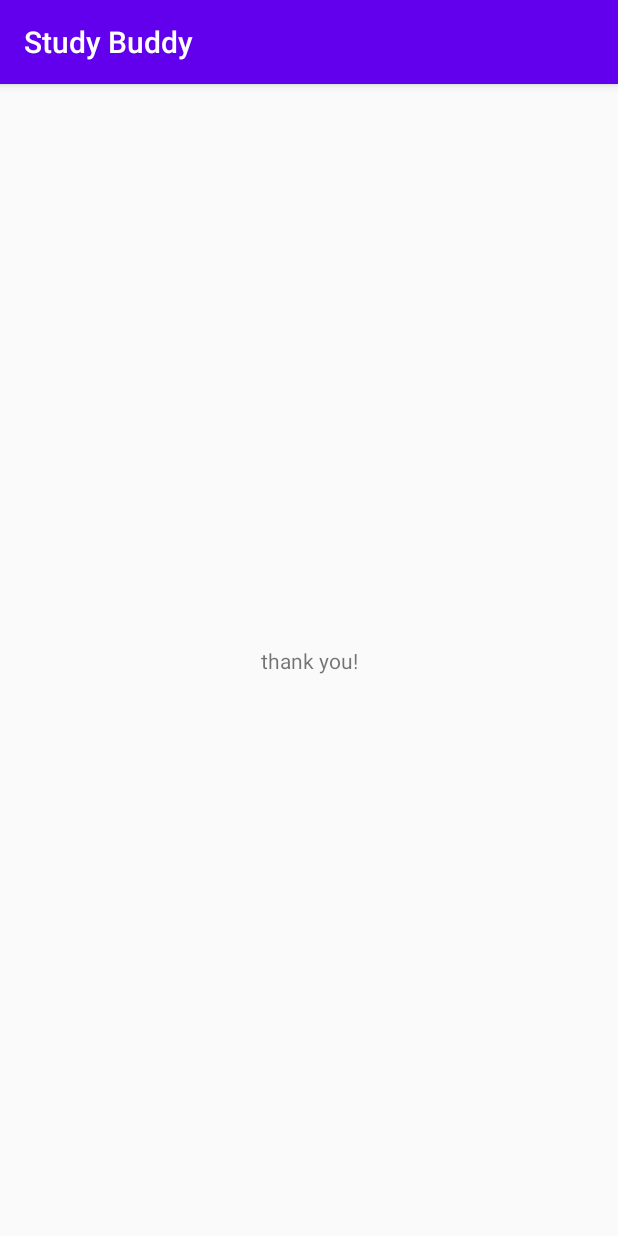
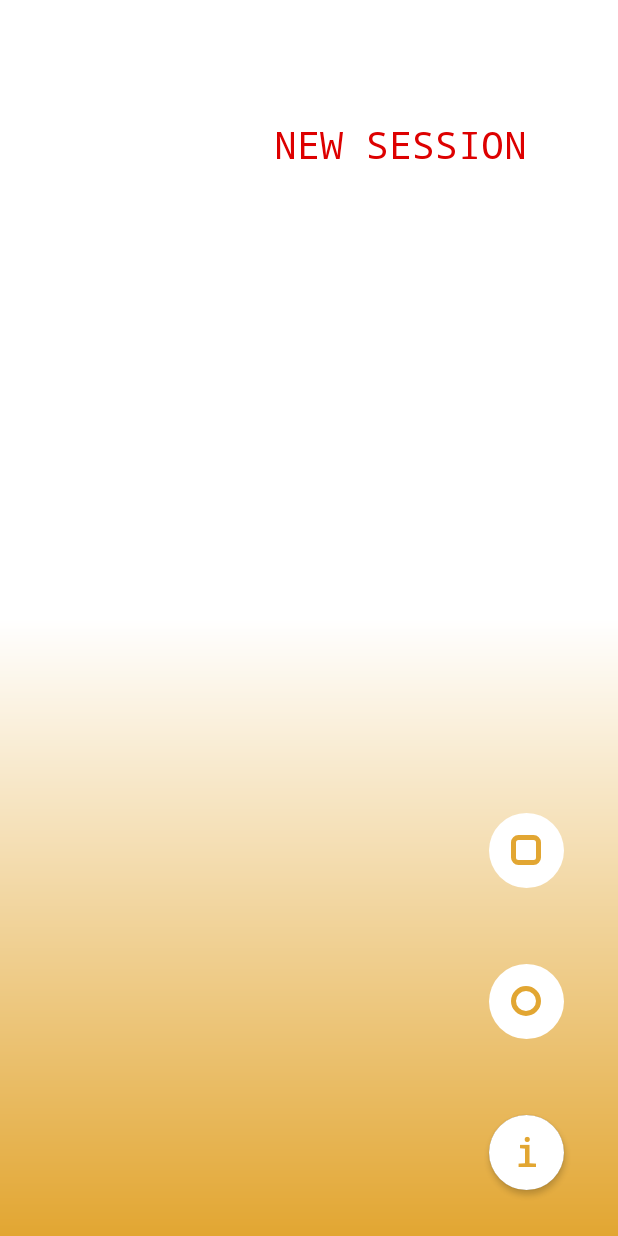
Before and after one commit to haciim/study_buddy_2020, an Android app: the screen it shows after launch (MainActivity), on a phone screen of 412 x 824 dp. Run offline under Robolectric (Android 15) with nearby library versions, the phone set to English and light mode, and no system bars.

Commit message:
added an incomplete main screen test UI, w/out interactions

```diff
--- a/app/build.gradle
+++ b/app/build.gradle
@@ -31,4 +31,5 @@ dependencies {
     androidTestImplementation 'androidx.test.ext:junit:1.1.1'
     androidTestImplementation 'androidx.test.espresso:espresso-core:3.2.0'
     implementation 'androidx.constraintlayout:constraintlayout:1.1.3'
+    implementation 'androidx.cardview:cardview:1.0.0'
 }
--- a/app/src/main/AndroidManifest.xml
+++ b/app/src/main/AndroidManifest.xml
@@ -9,7 +9,7 @@
         android:supportsRtl="true"
         android:theme="@style/AppTheme">
         <activity
-            android:name=".MainActivity"
+            android:name="studyBuddy.MainActivity"
             android:label="@string/app_name"
             android:theme="@style/AppTheme">
             <intent-filter>
--- a/app/src/main/java/com/example/studdybuddy/MainActivity.java
+++ b/app/src/main/java/studyBuddy/MainActivity.java
@@ -1,16 +1,16 @@
-package com.example.studdybuddy;
+package studyBuddy;
 
 import android.os.Bundle;
 
 import androidx.appcompat.app.AppCompatActivity;
+
+import com.example.studdybuddy.R;
 
 public class MainActivity extends AppCompatActivity {
 
     @Override
     protected void onCreate(Bundle savedInstanceState) {
         super.onCreate(savedInstanceState);
-        // test
-        setContentView(R.layout.activity_main);
-        System.out.println("hello world");
+        setContentView(R.layout.test_layout);
     }
 }
--- /dev/null
+++ b/app/src/main/res/drawable/test_background.xml
@@ -0,0 +1,9 @@
+<?xml version="1.0" encoding="utf-8"?>
+<shape xmlns:android="http://schemas.android.com/apk/res/android"
+    android:shape="rectangle">
+    <gradient
+        android:startColor="@color/test_colorPrimary"
+        android:endColor="@color/white"
+        android:angle="90"
+        android:centerColor="@color/white"/>
+</shape>
--- /dev/null
+++ b/app/src/main/res/drawable/test_round_button.xml
@@ -0,0 +1,20 @@
+<?xml version="1.0" encoding="utf-8"?>
+<layer-list xmlns:android="http://schemas.android.com/apk/res/android">
+    <item>
+        <shape xmlns:android="http://schemas.android.com/apk/res/android"
+            android:shape="oval">
+            <size android:width="@dimen/test_button_outer_size" android:height="@dimen/test_button_outer_size"/>
+            <solid android:color="@color/white" />
+        </shape>
+    </item>
+    <item android:width="@dimen/test_button_inner_size"
+        android:height="@dimen/test_button_inner_size"
+        android:start="@dimen/test_button_inner_margin"
+        android:top="@dimen/test_button_inner_margin">
+        <shape xmlns:android="http://schemas.android.com/apk/res/android"
+            android:shape="oval">
+            <stroke android:color="@color/test_colorPrimary" android:width="3dp" />
+        </shape>
+    </item>
+
+</layer-list>
--- /dev/null
+++ b/app/src/main/res/drawable/test_square_button.xml
@@ -0,0 +1,21 @@
+<?xml version="1.0" encoding="utf-8"?>
+<layer-list xmlns:android="http://schemas.android.com/apk/res/android">
+    <item>
+        <shape xmlns:android="http://schemas.android.com/apk/res/android"
+            android:shape="oval">
+            <size android:width="@dimen/test_button_outer_size" android:height="@dimen/test_button_outer_size"/>
+            <solid android:color="@color/white" />
+        </shape>
+    </item>
+    <item android:width="@dimen/test_button_inner_size"
+        android:height="@dimen/test_button_inner_size"
+        android:start="@dimen/test_button_inner_margin"
+        android:top="@dimen/test_button_inner_margin">
+        <shape xmlns:android="http://schemas.android.com/apk/res/android"
+            android:shape="rectangle">
+            <stroke android:color="@color/test_colorPrimary" android:width="3dp" />
+            <corners android:radius="@dimen/test_button_inner_corner_radius"/>
+        </shape>
+    </item>
+
+</layer-list>
--- a/app/src/main/res/layout/activity_main.xml
+++ b/app/src/main/res/layout/activity_main.xml
@@ -4,7 +4,7 @@
     xmlns:tools="http://schemas.android.com/tools"
     android:layout_width="match_parent"
     android:layout_height="match_parent"
-    tools:context=".MainActivity">
+    tools:context="studyBuddy.MainActivity">
 
     <TextView
         android:layout_width="wrap_content"
--- /dev/null
+++ b/app/src/main/res/layout/test_layout.xml
@@ -0,0 +1,83 @@
+<?xml version="1.0" encoding="utf-8"?>
+<androidx.constraintlayout.widget.ConstraintLayout xmlns:android="http://schemas.android.com/apk/res/android"
+    xmlns:app="http://schemas.android.com/apk/res-auto"
+    android:id="@+id/base_layer"
+    android:layout_width="match_parent"
+    android:layout_height="match_parent"
+    android:orientation="vertical"
+    android:background="@drawable/test_background">
+
+    <TextView
+        android:id="@+id/newSession"
+        android:layout_width="wrap_content"
+        android:layout_height="wrap_content"
+        android:text="NEW SESSION"
+        android:fontFamily="monospace"
+        android:textColor="@color/red"
+        android:textSize="@dimen/test_new_session_text_size"
+        app:layout_constraintBottom_toBottomOf="parent"
+        app:layout_constraintEnd_toEndOf="parent"
+        app:layout_constraintStart_toStartOf="parent"
+        app:layout_constraintTop_toTopOf="parent"
+        app:layout_constraintHorizontal_bias=".75"
+        app:layout_constraintVertical_bias=".1"/>
+
+    <ImageView
+        android:id="@+id/squareButton"
+        android:layout_width="wrap_content"
+        android:layout_height="wrap_content"
+        android:elevation="@dimen/test_button_elevation"
+        android:src="@drawable/test_square_button"
+        app:layout_constraintBottom_toBottomOf="parent"
+        app:layout_constraintEnd_toEndOf="parent"
+        app:layout_constraintHorizontal_bias=".9"
+        app:layout_constraintStart_toStartOf="parent"
+        app:layout_constraintTop_toTopOf="parent"
+        app:layout_constraintVertical_bias=".7" />
+
+    <ImageView
+        android:id="@+id/circleButton"
+        android:layout_width="wrap_content"
+        android:layout_height="wrap_content"
+        android:elevation="@dimen/test_button_elevation"
+        android:src="@drawable/test_round_button"
+        app:layout_constraintBottom_toBottomOf="parent"
+        app:layout_constraintEnd_toEndOf="parent"
+        app:layout_constraintHorizontal_bias=".9"
+        app:layout_constraintStart_toStartOf="parent"
+        app:layout_constraintTop_toTopOf="parent"
+        app:layout_constraintVertical_bias=".83" />
+
+    <androidx.cardview.widget.CardView
+        android:id="@+id/infoButton"
+        android:layout_width="@dimen/test_button_outer_size"
+        android:layout_height="@dimen/test_button_outer_size"
+        android:background="@color/white"
+        android:elevation="@dimen/test_button_elevation"
+        app:cardCornerRadius="@dimen/test_button_outer_corner_radius"
+        app:layout_constraintBottom_toBottomOf="parent"
+        app:layout_constraintEnd_toEndOf="parent"
+        app:layout_constraintHorizontal_bias=".9"
+        app:layout_constraintStart_toStartOf="parent"
+        app:layout_constraintTop_toTopOf="parent"
+        app:layout_constraintVertical_bias=".96">
+
+        <ImageView
+            android:layout_width="match_parent"
+            android:layout_height="match_parent"
+            android:background="@color/white" />
+
+        <TextView
+            android:id="@+id/textView"
+            android:layout_width="wrap_content"
+            android:layout_height="wrap_content"
+            android:layout_gravity="center"
+            android:fontFamily="monospace"
+            android:text="i"
+            android:textColor="@color/test_colorPrimary"
+            android:textSize="@dimen/test_button_info_text_size"
+            android:textStyle="bold" />
+    </androidx.cardview.widget.CardView>
+
+
+</androidx.constraintlayout.widget.ConstraintLayout>
--- a/app/src/main/res/values/colors.xml
+++ b/app/src/main/res/values/colors.xml
@@ -1,6 +1,6 @@
 <?xml version="1.0" encoding="utf-8"?>
 <resources>
-    <color name="colorPrimary">#6200EE</color>
-    <color name="colorPrimaryDark">#3700B3</color>
-    <color name="colorAccent">#03DAC5</color>
+    <color name="test_colorPrimary">#E2A632</color>
+    <color name="white">#ffffff</color>
+    <color name="red">#DD0000</color>
 </resources>
--- /dev/null
+++ b/app/src/main/res/values/dimens.xml
@@ -0,0 +1,12 @@
+<?xml version="1.0" encoding="utf-8"?>
+<resources>
+    <dimen name="test_button_inner_corner_radius">3dp</dimen>
+    <dimen name="test_button_outer_size">50dp</dimen>
+    <dimen name="test_button_outer_corner_radius">25dp</dimen>
+    <dimen name="test_button_inner_size">20dp</dimen>
+    <dimen name="test_button_inner_margin">15dp</dimen>
+    <dimen name="test_button_info_text_size">25dp</dimen>
+    <dimen name="test_button_elevation">20dp</dimen>
+
+    <dimen name="test_new_session_text_size">25sp</dimen>
+</resources>
--- a/app/src/main/res/values/styles.xml
+++ b/app/src/main/res/values/styles.xml
@@ -1,11 +1,11 @@
 <resources>
 
     <!-- Base application theme. -->
-    <style name="AppTheme" parent="Theme.AppCompat.Light.DarkActionBar">
+    <style name="AppTheme" parent="Theme.AppCompat.NoActionBar">
         <!-- Customize your theme here. -->
-        <item name="colorPrimary">@color/colorPrimary</item>
-        <item name="colorPrimaryDark">@color/colorPrimaryDark</item>
-        <item name="colorAccent">@color/colorAccent</item>
+        <item name="colorPrimary">@color/test_colorPrimary</item>
+        <item name="colorPrimaryDark">@color/test_colorPrimary</item>
+        <item name="colorAccent">@color/test_colorPrimary</item>
     </style>
 
 </resources>
```
Also changed, not shown: app/src/main/java/studyBuddy/Buddy.java (renamed from app/src/main/java/Buddy.java, +5 -3 lines), 3 other files.
